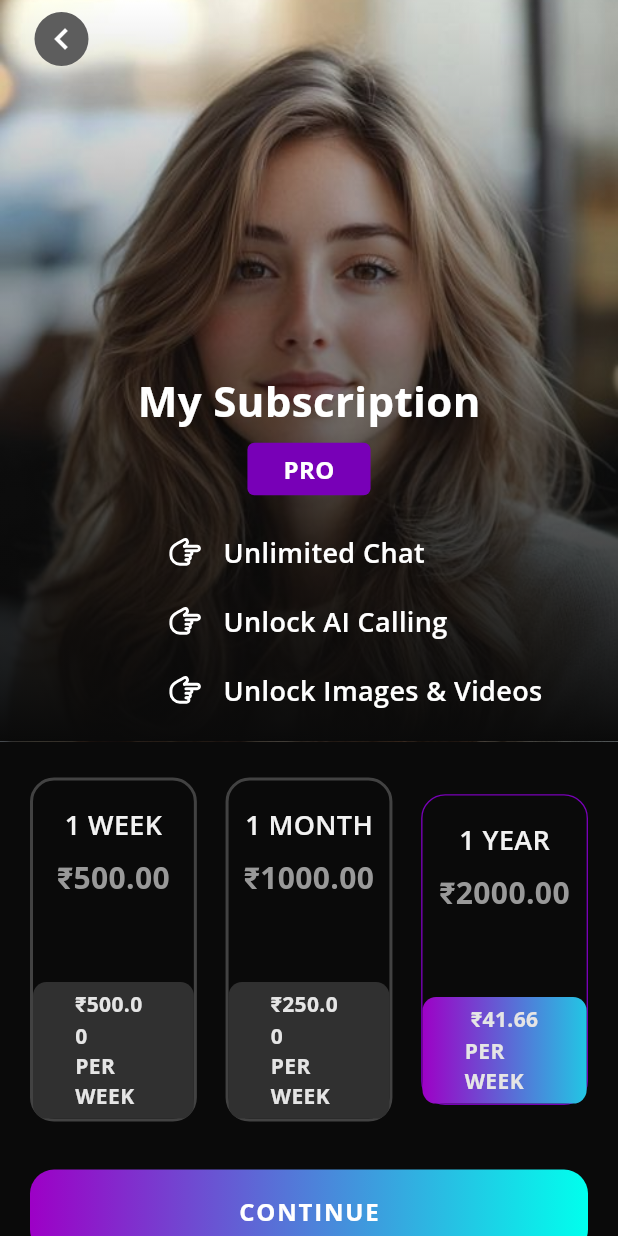
After one commit to harshkapoor99/android, a Flutter app: the SubscriptionPage screen opened directly, on a phone screen of 412 x 824 dp. The commit adds this screen. Run offline on Flutter 3.47's test engine with Material 3 defaults, Android fonts, the phone set to English and light mode, and no system bars; our stand-ins replace cached_network_image, dio, flutter_riverpod, flutter_svg, hive_flutter, image_picker and 6 more; accounts and stored records are empty; generated files the repository leaves out were written again; project files that could hold a hidden picture were left out.

Commit message:
Subscription Added

```diff
--- a/lib/screens/tabs/profile.dart
+++ b/lib/screens/tabs/profile.dart
@@ -3,6 +3,7 @@ import 'package:flutter_riverpod/flutter_riverpod.dart';
 import 'package:flutter_svg/flutter_svg.dart';
 import 'package:guftagu_mobile/providers/tab.dart';
 import 'package:guftagu_mobile/routes.dart';
+import 'package:guftagu_mobile/screens/tabs/widgets/subscriptionPage.dart';
 import 'package:guftagu_mobile/services/hive_service.dart';
 import 'package:guftagu_mobile/utils/context_less_nav.dart';
 
@@ -152,7 +153,14 @@ class _ProfileTabState extends ConsumerState<ProfileTab> {
                   color: Colors.white,
                 ),
               ),
-              _buildTile(
+              InkWell(
+                onTap: () {
+                  Navigator.push(
+                    context,
+                    MaterialPageRoute(builder: (context) => SubscriptionPage()),
+                  );
+                },
+                child: _buildTile(
                   icon: 'assets/icons/profile07.svg',
                   title: 'Subscription',
                   trailing: const Icon(
@@ -161,6 +169,8 @@ class _ProfileTabState extends ConsumerState<ProfileTab> {
                     color: Colors.white,
                   ),
                 ),
+              ),
+
               _buildTile(
                 icon: 'assets/icons/profile08.svg',
                 title: 'Log out',
--- /dev/null
+++ b/lib/screens/tabs/widgets/subscriptionPage.dart
@@ -0,0 +1,371 @@
+import 'package:flutter/material.dart';
+import 'package:flutter_svg/svg.dart';
+
+class SubscriptionPage extends StatefulWidget {
+  const SubscriptionPage({Key? key}) : super(key: key);
+
+  @override
+  State<SubscriptionPage> createState() => _SubscriptionPageState();
+}
+
+class _SubscriptionPageState extends State<SubscriptionPage> {
+  int selectedIndex = 2;
+
+  final List<Map<String, dynamic>> plans = [
+    {'title': '1 WEEK', 'price': '₹500.00', 'perWeek': '₹500.00', 'perWeekText': 'PER WEEK'},
+    {'title': '1 MONTH', 'price': '₹1000.00', 'perWeek': '₹250.00', 'perWeekText': 'PER WEEK'},
+    {'title': '1 YEAR', 'price': '₹2000.00', 'perWeek': '₹41.66', 'perWeekText': 'PER WEEK'},
+  ];
+
+  @override
+  Widget build(BuildContext context) {
+    return Scaffold(
+      backgroundColor: Colors.black,
+      body: Container(
+        // Full screen gradient
+        decoration: const BoxDecoration(
+          gradient: LinearGradient(
+            begin: Alignment.topCenter,
+            end: Alignment.bottomCenter,
+            colors: [
+              Color(0xFF0A0A0A), // 0%
+              Color(0xFF0A0A0A), // 100%
+            ],
+          ),
+        ),
+        child: Stack(
+          children: [
+            // Background content
+            Column(
+              children: [
+                // Top section with image and title
+                Container(
+                  height: MediaQuery.of(context).size.height * 0.60,
+                  child: Stack(
+                    children: [
+                      // Background image
+                      Positioned.fill(
+                        child: Image.asset(
+                          'assets/images/model/mod_img5.jpeg',
+                          fit: BoxFit.cover,
+                          alignment: Alignment.topCenter.add(Alignment(0, 0.2)),
+                        ),
+                      ),
+
+                      // Gradient overlay
+                      Positioned.fill(
+                        child: Container(
+                          decoration: const BoxDecoration(
+                            gradient: LinearGradient(
+                              begin: Alignment.topCenter,
+                              end: Alignment.bottomCenter,
+                              colors: [
+                                Color.fromRGBO(10, 10, 10, 0),
+                                Color(0xFF0A0A0A),
+                              ],
+                            ),
+                          ),
+                        ),
+                      ),
+
+                      // Title and badge
+                      Positioned(
+                        top: MediaQuery.of(context).size.height * 0.3,
+                        left: 0,
+                        right: 0,
+                        child: Column(
+                          children: [
+                            const Text(
+                              'My Subscription',
+                              style: TextStyle(
+                                fontSize: 28,
+                                fontWeight: FontWeight.w700,
+                                color: Colors.white,
+                              ),
+                            ),
+                            const SizedBox(height: 8),
+                            Container(
+                              padding: const EdgeInsets.symmetric(horizontal: 24, vertical: 6),
+                              decoration: BoxDecoration(
+                                color: Color(0xFF7800B7),
+                                borderRadius: BorderRadius.circular(4.58),
+                              ),
+                              child: const Text(
+                                'PRO',
+                                style: TextStyle(
+                                  color: Colors.white,
+                                  fontWeight: FontWeight.w700,
+                                  fontSize: 16,
+                                ),
+                              ),
+                            ),
+                          ],
+                        ),
+                      ),
+
+                      // ✅ Features (Positioned lower in screen)
+                      Positioned(
+                        top: MediaQuery.of(context).size.height * 0.38,
+                        left: MediaQuery.of(context).size.width * 0.211,
+                        right: 0,
+                        child: Column(
+                          children: [
+                            const SizedBox(height: 32),
+                            _featureTile('Unlimited Chat'),
+                            _featureTile('Unlock AI Calling'),
+                            _featureTile('Unlock Images & Videos'),
+                            _featureTile('Personalized Experience'),
+                          ],
+                        ),
+                      ),
+                    ],
+                  ),
+                ),
+                // Rest of the content
+                Expanded(
+                  child: Stack(
+                    children: [
+                      // 🧾 Actual Scrollable Content
+                      SingleChildScrollView(
+                        child: Column(
+                          children: [
+                            const SizedBox(height: 24),
+
+                            // Plan Options
+                            Padding(
+                              padding: const EdgeInsets.symmetric(horizontal: 20),
+                              child: Row(
+                                mainAxisAlignment: MainAxisAlignment.spaceBetween,
+                                children: List.generate(plans.length, (index) {
+                                  final plan = plans[index];
+                                  final isSelected = index == selectedIndex;
+
+                                  return GestureDetector(
+                                    onTap: () {
+                                      setState(() {
+                                        selectedIndex = index;
+                                      });
+                                    },
+                                    child: Container(
+                                      width: MediaQuery.of(context).size.width * 0.27,
+                                      padding: const EdgeInsets.only(top: 16),
+                                      decoration: BoxDecoration(
+                                        color: Colors.transparent,
+                                        borderRadius: BorderRadius.circular(16),
+                                        border: Border.all(
+                                          color: isSelected ? const Color(0xFF7800B7) : Colors.grey[800]!,
+                                          width: isSelected ? 0.91 : 2,
+                                        ),
+                                      ),
+                                      child: Column(
+                                        children: [
+                                          Text(
+                                            plan['title'],
+                                            style: TextStyle(
+                                              color: Color(0xFFf2f2f2),
+                                              fontSize: 18,
+                                              fontWeight: FontWeight.w600,
+                                            ),
+                                          ),
+                                          const SizedBox(height: 8),
+                                          Text(
+                                            plan['price'],
+                                            style: TextStyle(
+                                              color: Color(0xFF999999),
+                                              fontSize: 20,
+                                              fontWeight: FontWeight.bold,
+                                            ),
+                                          ),
+                                          const SizedBox(height: 54.34),
+                                          Container(
+                                            padding: const EdgeInsets.symmetric(horizontal: 28, vertical: 5),
+                                            decoration: BoxDecoration(
+                                              gradient: isSelected
+                                                  ? const LinearGradient(
+                                                colors: [
+                                                  Color(0xFF9D01C6), // Purple
+                                                  Color(0xFF22C6E4), // Cyan
+                                                ],
+                                                begin: Alignment.centerLeft,
+                                                end: Alignment.centerRight,
+                                              )
+                                                  : null,
+                                              color: isSelected ? null : Colors.grey[850],
+                                              borderRadius: BorderRadius.circular(9.03),
+                                            ),
+                                            child: Column(
+                                              children: [
+                                                Text(
+                                                  plan['perWeek'],
+                                                  style: TextStyle(
+                                                    color: Color(0xFFe5e5e5),
+                                                    fontSize: 14,
+                                                    fontWeight: FontWeight.w700,
+                                                  ),
+                                                ),
+                                                Text(
+                                                  plan['perWeekText'],
+                                                  style: TextStyle(
+                                                    color: Color(0xFFe5e5e5),
+                                                    fontSize: 14,
+                                                    fontWeight: FontWeight.w700,
+                                                  ),
+                                                ),
+                                              ],
+                                            ),
+                                          ),
+                                        ],
+                                      ),
+                                    ),
+                                  );
+                                }),
+                              ),
+                            ),
+
+                            const SizedBox(height: 32),
+
+                            // Continue Button
+                            Padding(
+                              padding: const EdgeInsets.symmetric(horizontal: 20),
+                              child: Container(
+                                width: double.infinity,
+                                height: 56,
+                                decoration: BoxDecoration(
+                                  gradient: const LinearGradient(
+                                    colors: [
+                                      Color(0xff9D00C6),
+                                      Color(0xff00FFED),
+                                    ],
+                                    begin: Alignment.centerLeft,
+                                    end: Alignment.centerRight,
+                                  ),
+                                  borderRadius: BorderRadius.circular(16),
+                                ),
+                                child: ElevatedButton(
+                                  style: ElevatedButton.styleFrom(
+                                    backgroundColor: Colors.transparent,
+                                    shadowColor: Colors.transparent,
+                                    shape: RoundedRectangleBorder(
+                                      borderRadius: BorderRadius.circular(16),
+                                    ),
+                                  ),
+                                  onPressed: () {
+                                    // Your logic here
+                                  },
+                                  child: const Text(
+                                    'CONTINUE',
+                                    style: TextStyle(
+                                      fontWeight: FontWeight.w700,
+                                      fontSize: 16,
+                                      color: Colors.white,
+                                      letterSpacing: 1.2,
+                                    ),
+                                  ),
+                                ),
+                              ),
+                            ),
+
+                            const SizedBox(height: 23),
+
+                            const Text(
+                              'Subscription renews automatically. You can cancel anytime',
+                              style: TextStyle(color: Color(0xffa3a3a3), fontSize: 12,fontWeight: FontWeight.w600),
+                              textAlign: TextAlign.center,
+                            ),
+
+                            const SizedBox(height: 23),
+
+                            Row(
+                              mainAxisAlignment: MainAxisAlignment.center,
+                              children: [
+                                TextButton(
+                                  onPressed: () {},
+                                  child: const Text(
+                                    'Privacy Policy',
+                                    style: TextStyle(
+                                        color: Color(0xffa3a3a3),
+                                        fontSize: 14,
+                                        fontWeight: FontWeight.w600
+                                    ),
+                                  ),
+                                ),
+                                Container(
+                                  height: 12,
+                                  width: 1,
+                                  color: Colors.grey,
+                                  margin: const EdgeInsets.symmetric(horizontal: 8),
+                                ),
+                                TextButton(
+                                  onPressed: () {},
+                                  child: const Text(
+                                    'Term and Condition',
+                                    style: TextStyle(
+                                      color: Color(0xffa3a3a3),
+                                      fontSize: 14,
+                                      fontWeight: FontWeight.w600
+                                    ),
+                                  ),
+                                ),
+                              ],
+                            ),
+
+                            const SizedBox(height: 40),
+                          ],
+                        ),
+                      ),
+                    ],
+                  ),
+                ),
+              ],
+            ),
+
+            // Back button in the top-left corner
+            Positioned(
+              top: MediaQuery.of(context).padding.top + 8,
+              left: 23,
+              child: Container(
+                width: 36,
+                height: 36,
+                decoration: BoxDecoration(
+                  color: Color(0xFF5D5D5D),
+                  shape: BoxShape.circle,
+                ),
+                child: IconButton(
+                  icon: const Icon(Icons.chevron_left, color: Colors.white, size: 28),
+                  onPressed: () => Navigator.of(context).pop(),
+                  padding: EdgeInsets.zero, // ensures icon is centered
+                  constraints: const BoxConstraints(), // remove default padding
+                ),
+              ),
+            ),
+
+          ],
+        ),
+      ),
+    );
+  }
+
+  Widget _featureTile(String title) {
+    return Padding(
+      padding: const EdgeInsets.symmetric(horizontal: 24, vertical: 10),
+      child: Row(
+        children: [
+          SvgPicture.asset(
+            'assets/icons/tabler_hand-finger-right.svg',
+            width: 24,
+            height: 24,
+          ),
+          const SizedBox(width: 14),
+          Text(
+            title,
+            style: const TextStyle(
+              color: Colors.white,
+              fontSize: 18,
+              fontWeight: FontWeight.w600,
+            ),
+          ),
+        ],
+      ),
+    );
+  }
+}
```
Also changed, not shown: assets/icons/tabler_hand-finger-right.svg (added). Lines whose indentation alone changed are shown as unchanged.
